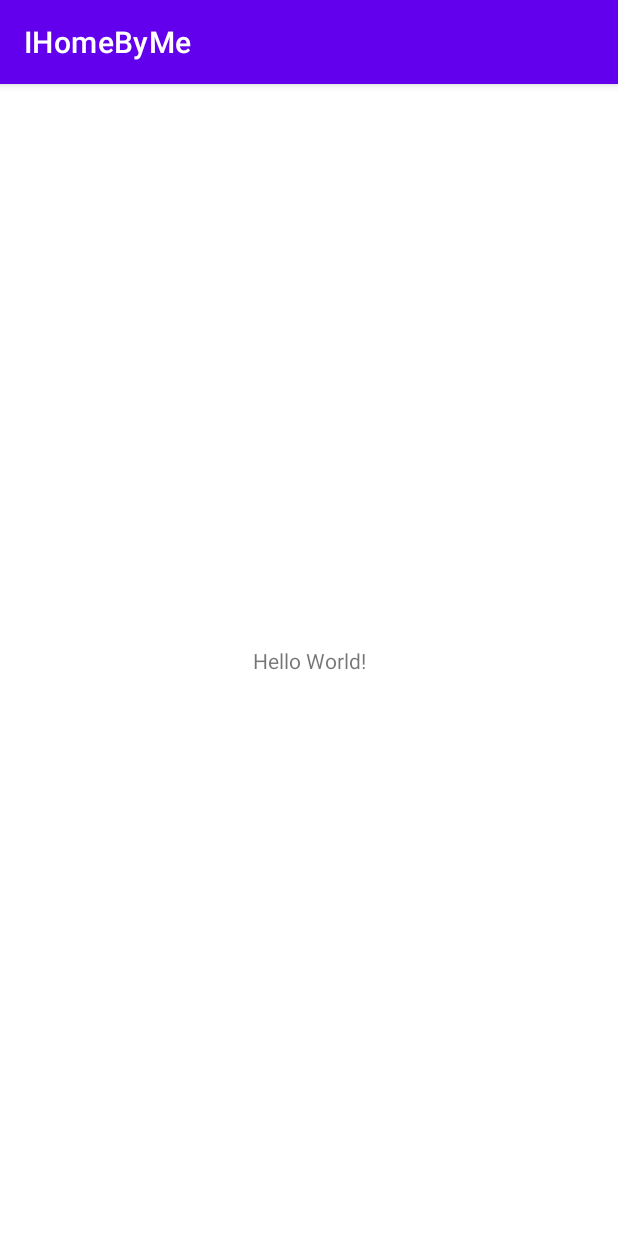
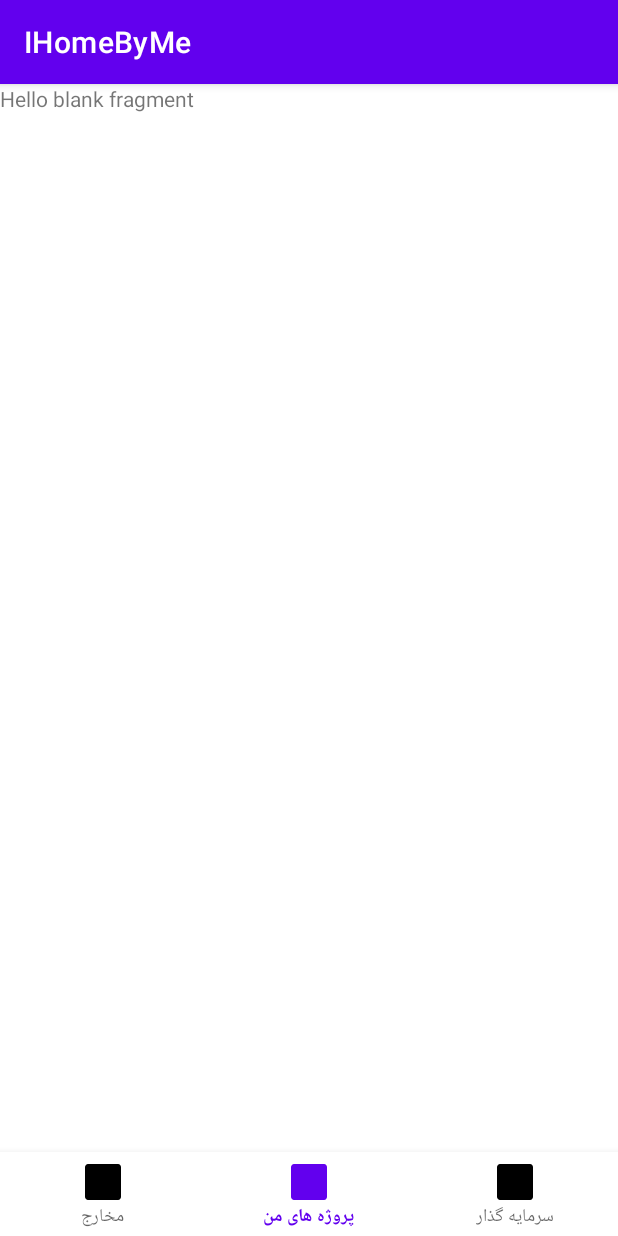
Before and after one commit to masoudalipoor/IHomeByMe, an Android app: the screen it shows after launch (MainActivity), on a phone screen of 412 x 824 dp. Run offline under Robolectric (Android 15) with nearby library versions, the phone set to English and light mode, and no system bars; our stand-ins replace Dagger/Hilt's generated code.

Commit message:
construct navigation

```diff
--- a/app/build.gradle
+++ b/app/build.gradle
@@ -42,6 +42,7 @@ dependencies {
     implementation 'androidx.appcompat:appcompat:1.3.0'
     implementation 'com.google.android.material:material:1.4.0'
     implementation 'androidx.constraintlayout:constraintlayout:2.0.4'
+    implementation 'androidx.legacy:legacy-support-v4:1.0.0'
     testImplementation 'junit:junit:4.+'
     androidTestImplementation 'androidx.test.ext:junit:1.1.3'
     androidTestImplementation 'androidx.test.espresso:espresso-core:3.4.0'
--- a/app/src/main/java/com/example/ihomebyme/HomeByMeApplication.kt
+++ b/app/src/main/java/com/example/ihomebyme/HomeByMeApplication.kt
@@ -1,7 +1,9 @@
 package com.example.ihomebyme
 
 import android.app.Application
+import dagger.hilt.android.HiltAndroidApp
 
+@HiltAndroidApp
 class HomeByMeApplication: Application() {
 
     override fun onCreate() {
--- a/app/src/main/java/com/example/ihomebyme/activity/MainActivity.kt
+++ b/app/src/main/java/com/example/ihomebyme/activity/MainActivity.kt
@@ -3,15 +3,64 @@ package com.example.ihomebyme.activity
 import androidx.appcompat.app.AppCompatActivity
 import android.os.Bundle
 import android.util.Log
+import androidx.fragment.app.Fragment
 import com.example.ihomebyme.R
 import com.example.ihomebyme.db.HomeByMeDatabase
+import com.example.ihomebyme.fragment.charge.ChargeFragment
+import com.example.ihomebyme.fragment.found.FoundFragment
+import com.example.ihomebyme.fragment.projects.ProjectFragment
+import kotlinx.android.synthetic.main.activity_main.*
 
 class MainActivity : AppCompatActivity() {
+
+    private var fragment: Fragment? = null
+
+    private val initSupportFragmentManager by lazy {
+        fragment = supportFragmentManager.findFragmentById(R.id.container)
+    }
+
+    private val startFirstFragment by lazy {
+        bottomNavigation.selectedItemId = R.id.itemProject
+        fragment = ProjectFragment()
+        switchToFragment()
+    }
+
     override fun onCreate(savedInstanceState: Bundle?) {
         super.onCreate(savedInstanceState)
         setContentView(R.layout.activity_main)
 
-        HomeByMeDatabase.getDatabase(this)
+        initSupportFragmentManager
+        startFirstFragment
+
+
+        bottomNavigation.setOnNavigationItemSelectedListener {
+
+            when (it.itemId) {
+                R.id.itemFund -> {
+                    fragment = FoundFragment()
+                    switchToFragment()
+                    true
+                }
+                R.id.itemProject -> {
+                    fragment = ProjectFragment()
+                    switchToFragment()
+                    true
+                }
+                R.id.itemCharge -> {
+                    fragment = ChargeFragment()
+                    switchToFragment()
+                    true
+                }
+                else -> false
+            }
+        }
 
     }
+
+    private fun switchToFragment() {
+        supportFragmentManager
+            .beginTransaction()
+            .replace(R.id.container, fragment!!)
+            .commit()
+    }
 }
--- /dev/null
+++ b/app/src/main/java/com/example/ihomebyme/fragment/projects/ProjectFragment.kt
@@ -0,0 +1,10 @@
+package com.example.ihomebyme.fragment.projects
+
+import androidx.fragment.app.Fragment
+import com.example.ihomebyme.R
+
+
+class ProjectFragment : Fragment(R.layout.fragment_project) {
+
+
+}
--- a/app/src/main/res/layout/activity_main.xml
+++ b/app/src/main/res/layout/activity_main.xml
@@ -6,13 +6,18 @@
     android:layout_height="match_parent"
     tools:context=".activity.MainActivity">
 
-    <TextView
-        android:layout_width="wrap_content"
+    <FrameLayout
+        android:id="@+id/container"
+        app:layout_constraintBottom_toTopOf="@+id/bottomNavigation"
+        app:layout_constraintTop_toTopOf="parent"
+        android:layout_width="match_parent"
+        android:layout_height="0dp"/>
+
+    <com.google.android.material.bottomnavigation.BottomNavigationView
+        android:id="@+id/bottomNavigation"
+        android:layout_width="match_parent"
         android:layout_height="wrap_content"
-        android:text="Hello World!"
-        app:layout_constraintBottom_toBottomOf="parent"
-        app:layout_constraintLeft_toLeftOf="parent"
-        app:layout_constraintRight_toRightOf="parent"
-        app:layout_constraintTop_toTopOf="parent" />
+        app:menu="@menu/navigation_main_menu"
+        app:layout_constraintBottom_toBottomOf="parent"/>
 
 </androidx.constraintlayout.widget.ConstraintLayout>
--- /dev/null
+++ b/app/src/main/res/layout/fragment_project.xml
@@ -0,0 +1,14 @@
+<?xml version="1.0" encoding="utf-8"?>
+<FrameLayout xmlns:android="http://schemas.android.com/apk/res/android"
+    xmlns:tools="http://schemas.android.com/tools"
+    android:layout_width="match_parent"
+    android:layout_height="match_parent"
+    tools:context=".fragment.projects.ProjectFragment">
+
+    <!-- TODO: Update blank fragment layout -->
+    <TextView
+        android:layout_width="match_parent"
+        android:layout_height="match_parent"
+        android:text="@string/hello_blank_fragment" />
+
+</FrameLayout>
--- /dev/null
+++ b/app/src/main/res/menu/navigation_main_menu.xml
@@ -0,0 +1,19 @@
+<?xml version="1.0" encoding="utf-8"?>
+<menu xmlns:android="http://schemas.android.com/apk/res/android">
+
+    <item
+        android:id="@+id/itemCharge"
+        android:icon="@mipmap/ic_launcher"
+        android:title="مخارج" />
+
+    <item
+        android:id="@+id/itemProject"
+        android:icon="@mipmap/ic_launcher"
+        android:title="پروژه های من" />
+
+    <item
+        android:id="@+id/itemFund"
+        android:icon="@mipmap/ic_launcher"
+        android:title="سرمایه گذار" />
+
+</menu>
--- a/app/src/main/res/values/strings.xml
+++ b/app/src/main/res/values/strings.xml
@@ -1,3 +1,5 @@
 <resources>
     <string name="app_name">IHomeByMe</string>
+    <!-- TODO: Remove or change this placeholder text -->
+    <string name="hello_blank_fragment">Hello blank fragment</string>
 </resources>
```
Also changed, not shown: app/src/main/java/com/example/ihomebyme/fragment/charge/ChargeFragment.kt (added, +60 -0 lines), app/src/main/java/com/example/ihomebyme/fragment/found/FoundFragment.kt (added, +60 -0 lines), app/src/main/res/layout/fragment_charge.xml (added, +14 -0 lines), app/src/main/res/layout/fragment_found.xml (added, +14 -0 lines).
